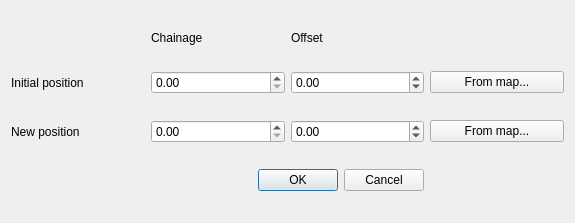
Qt form correction_dialog.ui (Drew973/PTS_image_loader) before a commit.
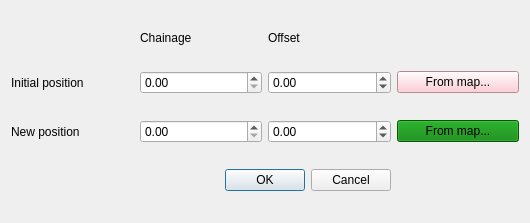
The same form after that commit.

Diff of the .ui file:
```diff
--- a/correction_dialog.ui
+++ b/correction_dialog.ui
@@ -6,7 +6,7 @@
    <rect>
     <x>0</x>
     <y>0</y>
-    <width>575</width>
+    <width>530</width>
     <height>223</height>
    </rect>
   </property>
@@ -63,7 +63,10 @@
    <item row="2" column="3">
     <widget class="QPushButton" name="endFromMapButton">
      <property name="toolTip">
-      <string>&lt;html&gt;&lt;head/&gt;&lt;body&gt;&lt;p&gt;Set initial chainage &amp;amp; offset by clicking map&lt;/p&gt;&lt;/body&gt;&lt;/html&gt;</string>
+      <string>&lt;html&gt;&lt;head/&gt;&lt;body&gt;&lt;p&gt;Set new chainage &amp;amp; offset by clicking map&lt;/p&gt;&lt;/body&gt;&lt;/html&gt;</string>
+     </property>
+     <property name="styleSheet">
+      <string notr="true">background-color:green;</string>
      </property>
      <property name="text">
       <string>From map...</string>
@@ -88,9 +91,18 @@
      <property name="toolTip">
       <string>&lt;html&gt;&lt;head/&gt;&lt;body&gt;&lt;p&gt;Set initial chainage &amp;amp; offset by clicking map&lt;/p&gt;&lt;/body&gt;&lt;/html&gt;</string>
      </property>
+     <property name="autoFillBackground">
+      <bool>false</bool>
+     </property>
+     <property name="styleSheet">
+      <string notr="true">background-color:pink;</string>
+     </property>
      <property name="text">
       <string>From map...</string>
      </property>
+     <property name="checkable">
+      <bool>false</bool>
+     </property>
     </widget>
    </item>
    <item row="1" column="2">
```
